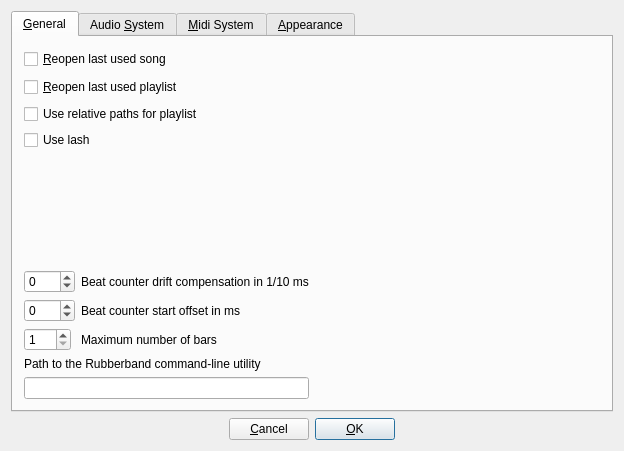
Above: src/gui/src/UI/PreferencesDialog_UI.ui from hydrogen-music/hydrogen before the change. Below: the same form after it.
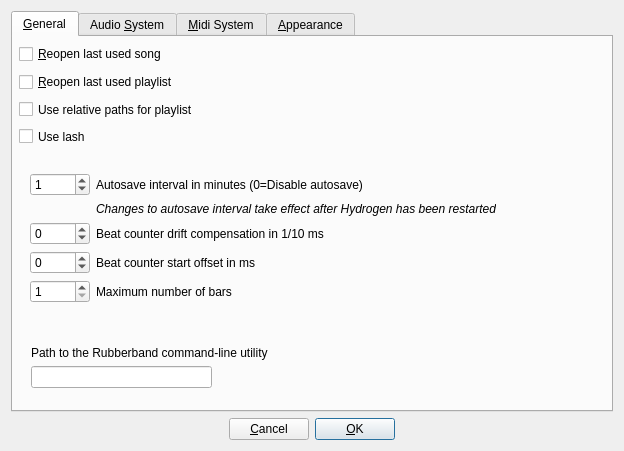
That is the form after the change. The open tabs and pages were chosen to show the change. Custom widgets are drawn as their Qt base class.

Commit message: Added option in Preferences for Autosave Interval

The edit to the form file:
```diff
--- a/src/gui/src/UI/PreferencesDialog_UI.ui
+++ b/src/gui/src/UI/PreferencesDialog_UI.ui
@@ -35,9 +35,15 @@
       <attribute name="title">
        <string>&amp;General</string>
       </attribute>
-      <layout class="QVBoxLayout" name="verticalLayout_3">
-       <item>
         <widget class="QCheckBox" name="restoreLastUsedSongCheckbox">
+       <property name="geometry">
+        <rect>
+         <x>6</x>
+         <y>6</y>
+         <width>156</width>
+         <height>22</height>
+        </rect>
+       </property>
          <property name="minimumSize">
           <size>
            <width>0</width>
@@ -51,9 +57,15 @@
           <string>Alt+R</string>
          </property>
         </widget>
-       </item>
-       <item>
         <widget class="QCheckBox" name="restoreLastUsedPlaylistCheckbox">
+       <property name="geometry">
+        <rect>
+         <x>6</x>
+         <y>34</y>
+         <width>169</width>
+         <height>22</height>
+        </rect>
+       </property>
          <property name="minimumSize">
           <size>
            <width>0</width>
@@ -67,38 +79,94 @@
           <string>Alt+R</string>
          </property>
         </widget>
-       </item>
-       <item>
         <widget class="QCheckBox" name="useRelativePlaylistPathsCheckbox">
+       <property name="geometry">
+        <rect>
+         <x>6</x>
+         <y>62</y>
+         <width>192</width>
+         <height>21</height>
+        </rect>
+       </property>
          <property name="text">
           <string>Use relative paths for playlist</string>
          </property>
         </widget>
-       </item>
-       <item>
         <widget class="QCheckBox" name="useLashCheckbox">
+       <property name="geometry">
+        <rect>
+         <x>6</x>
+         <y>89</y>
+         <width>76</width>
+         <height>21</height>
+        </rect>
+       </property>
          <property name="text">
           <string>Use lash</string>
          </property>
         </widget>
-       </item>
-       <item>
-        <spacer name="verticalSpacer_3">
-         <property name="orientation">
-          <enum>Qt::Vertical</enum>
-         </property>
-         <property name="sizeHint" stdset="0">
-          <size>
-           <width>20</width>
-           <height>114</height>
-          </size>
-         </property>
-        </spacer>
-       </item>
-       <item>
+      <widget class="QWidget" name="">
+       <property name="geometry">
+        <rect>
+         <x>6</x>
+         <y>125</y>
+         <width>591</width>
+         <height>173</height>
+        </rect>
+       </property>
         <layout class="QFormLayout" name="formLayout">
-         <item row="0" column="0">
+        <property name="fieldGrowthPolicy">
+         <enum>QFormLayout::ExpandingFieldsGrow</enum>
+        </property>
+        <item row="1" column="0">
+         <widget class="QSpinBox" name="sBautosaveInterval">
+          <property name="sizePolicy">
+           <sizepolicy hsizetype="MinimumExpanding" vsizetype="Fixed">
+            <horstretch>0</horstretch>
+            <verstretch>0</verstretch>
+           </sizepolicy>
+          </property>
+          <property name="minimumSize">
+           <size>
+            <width>60</width>
+            <height>0</height>
+           </size>
+          </property>
+          <property name="maximum">
+           <number>100</number>
+          </property>
+          <property name="value">
+           <number>1</number>
+          </property>
+         </widget>
+        </item>
+        <item row="1" column="1">
+         <widget class="QLabel" name="label_4">
+          <property name="sizePolicy">
+           <sizepolicy hsizetype="Preferred" vsizetype="Preferred">
+            <horstretch>0</horstretch>
+            <verstretch>0</verstretch>
+           </sizepolicy>
+          </property>
+          <property name="text">
+           <string>Autosave interval in minutes (0=Disable autosave)</string>
+          </property>
+         </widget>
+        </item>
+        <item row="3" column="0">
           <widget class="QSpinBox" name="sBcountOffset">
+          <property name="sizePolicy">
+           <sizepolicy hsizetype="MinimumExpanding" vsizetype="Fixed">
+            <horstretch>0</horstretch>
+            <verstretch>0</verstretch>
+           </sizepolicy>
+          </property>
+          <property name="minimumSize">
+           <size>
+            <width>60</width>
+            <height>0</height>
+           </size>
+          </property>
            <property name="toolTip">
             <string>first step, adjust timing mismatch between controller/keyboard trigger latency and computed bpm</string>
            </property>
@@ -110,15 +178,27 @@
            </property>
           </widget>
          </item>
-         <item row="0" column="1">
+        <item row="3" column="1">
           <widget class="QLabel" name="bClabel_2">
            <property name="text">
             <string>Beat counter drift compensation in 1/10 ms   </string>
            </property>
           </widget>
          </item>
-         <item row="1" column="0">
+        <item row="4" column="0">
           <widget class="QSpinBox" name="sBstartOffset">
+          <property name="sizePolicy">
+           <sizepolicy hsizetype="MinimumExpanding" vsizetype="Fixed">
+            <horstretch>0</horstretch>
+            <verstretch>0</verstretch>
+           </sizepolicy>
+          </property>
+          <property name="minimumSize">
+           <size>
+            <width>60</width>
+            <height>0</height>
+           </size>
+          </property>
            <property name="toolTip">
             <string>second step, adjust offset between last controller/keybord trigger and the deferred sequencer startup </string>
            </property>
@@ -130,15 +210,27 @@
            </property>
           </widget>
          </item>
-         <item row="1" column="1">
+        <item row="4" column="1">
           <widget class="QLabel" name="label">
            <property name="text">
             <string>Beat counter start offset in ms    </string>
            </property>
           </widget>
          </item>
-         <item row="2" column="0">
+        <item row="5" column="0">
           <widget class="QSpinBox" name="sBmaxBars">
+          <property name="sizePolicy">
+           <sizepolicy hsizetype="MinimumExpanding" vsizetype="Fixed">
+            <horstretch>0</horstretch>
+            <verstretch>0</verstretch>
+           </sizepolicy>
+          </property>
+          <property name="minimumSize">
+           <size>
+            <width>60</width>
+            <height>0</height>
+           </size>
+          </property>
            <property name="toolTip">
             <string>second step, adjust offset between last controller/keybord trigger and the deferred sequencer startup </string>
            </property>
@@ -150,39 +242,52 @@
            </property>
           </widget>
          </item>
-         <item row="2" column="1">
+        <item row="5" column="1">
           <widget class="QLabel" name="label_3">
            <property name="text">
             <string>Maximum number of bars</string>
            </property>
           </widget>
          </item>
-        </layout>
-       </item>
-       <item>
-        <layout class="QGridLayout" name="gridLayout">
-         <item row="0" column="0" colspan="2">
+        <item row="2" column="1">
+         <widget class="QLabel" name="label_5">
+          <property name="font">
+           <font>
+            <italic>true</italic>
+           </font>
+          </property>
+          <property name="text">
+           <string>Changes to autosave interval take effect after Hydrogen has been restarted</string>
+          </property>
+         </widget>
+        </item>
+       </layout>
+      </widget>
+      <widget class="QWidget" name="">
+       <property name="geometry">
+        <rect>
+         <x>7</x>
+         <y>298</y>
+         <width>591</width>
+         <height>71</height>
+        </rect>
+       </property>
+       <layout class="QFormLayout" name="formLayout_2">
+        <item row="0" column="0">
           <widget class="QLabel" name="pathToRubberbandExLable">
            <property name="text">
             <string>Path to the Rubberband command-line utility</string>
            </property>
           </widget>
          </item>
-         <item row="1" column="1">
-          <spacer name="horizontalSpacer">
-           <property name="orientation">
-            <enum>Qt::Horizontal</enum>
-           </property>
-           <property name="sizeHint" stdset="0">
-            <size>
-             <width>40</width>
-             <height>20</height>
-            </size>
-           </property>
-          </spacer>
-         </item>
          <item row="1" column="0">
           <widget class="QLineEdit" name="rubberbandLineEdit">
+          <property name="sizePolicy">
+           <sizepolicy hsizetype="Preferred" vsizetype="Fixed">
+            <horstretch>0</horstretch>
+            <verstretch>0</verstretch>
+           </sizepolicy>
+          </property>
            <property name="minimumSize">
             <size>
              <width>181</width>
@@ -192,8 +297,7 @@
           </widget>
          </item>
         </layout>
-       </item>
-      </layout>
+      </widget>
      </widget>
      <widget class="QWidget" name="tab_2">
       <attribute name="title">
```
Left out of the diff: 2 changed lines with no effect on the pictures. Lines whose indentation alone changed are shown as unchanged. The commit also changes 4 other files.
